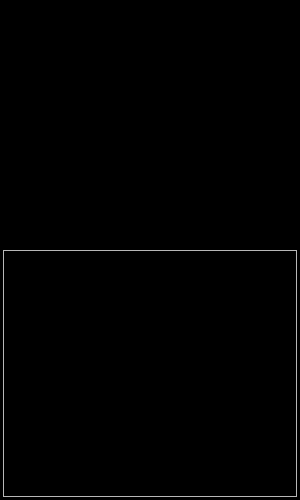
The window that customdialog.ui (Cannabis2013/FileMover) describes before a commit, drawn with Qt 5.
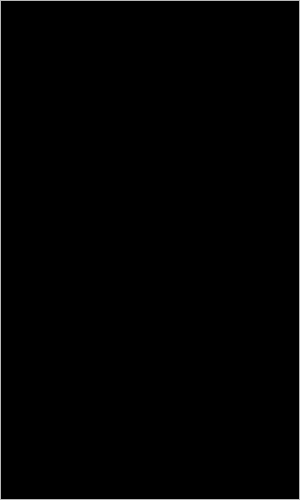
The same window after the commit. Custom widgets are drawn as their Qt base class.

What changed in the file:
```diff
--- a/customdialog.ui
+++ b/customdialog.ui
@@ -40,16 +40,16 @@
     <enum>QLayout::SetDefaultConstraint</enum>
    </property>
    <property name="leftMargin">
-    <number>3</number>
+    <number>0</number>
    </property>
    <property name="topMargin">
-    <number>3</number>
+    <number>0</number>
    </property>
    <property name="rightMargin">
-    <number>3</number>
+    <number>0</number>
    </property>
    <property name="bottomMargin">
-    <number>3</number>
+    <number>0</number>
    </property>
    <item>
     <widget class="TopFrameForm" name="TopFrame" native="true">
@@ -64,7 +64,7 @@
    <item>
     <widget class="QFrame" name="frame">
      <property name="sizePolicy">
-      <sizepolicy hsizetype="Preferred" vsizetype="Minimum">
+      <sizepolicy hsizetype="Preferred" vsizetype="Expanding">
        <horstretch>0</horstretch>
        <verstretch>0</verstretch>
       </sizepolicy>
@@ -95,16 +95,16 @@
        <enum>QLayout::SetDefaultConstraint</enum>
       </property>
       <property name="leftMargin">
-       <number>0</number>
+       <number>3</number>
       </property>
       <property name="topMargin">
        <number>0</number>
       </property>
       <property name="rightMargin">
-       <number>0</number>
+       <number>3</number>
       </property>
       <property name="bottomMargin">
-       <number>0</number>
+       <number>3</number>
       </property>
       <property name="spacing">
        <number>0</number>
```
Left out of the diff: 5 changed lines with no effect on the pictures.
